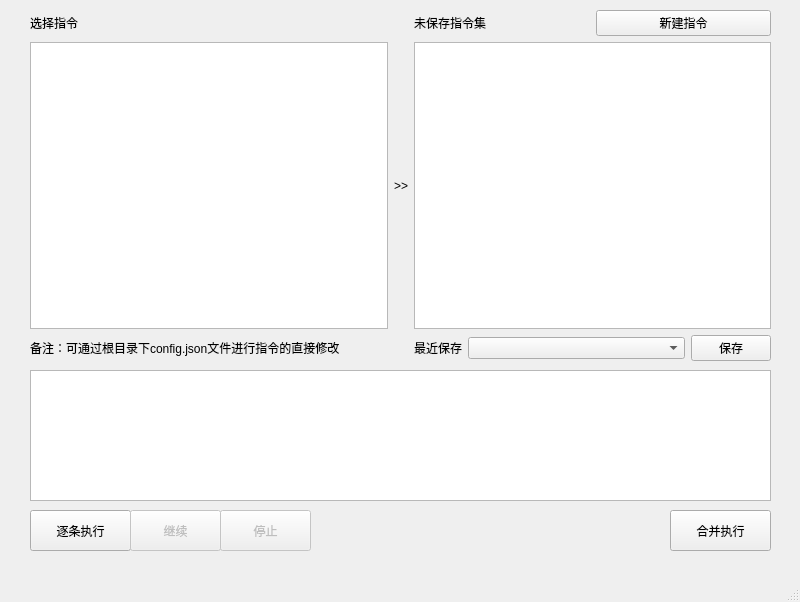
The window that ui/layout/index.ui (xiaohaijoe/AutoPackage) describes before a commit, drawn with Qt 5.
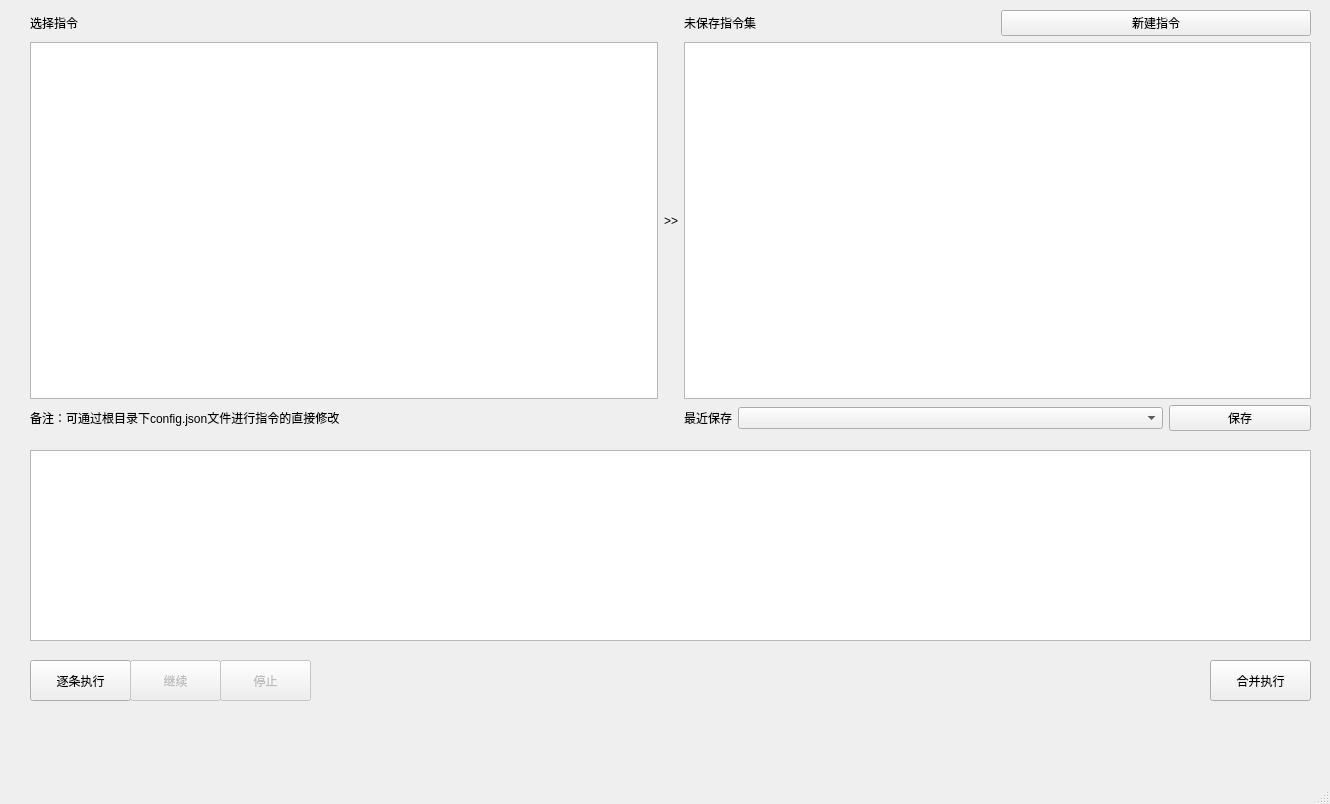
The same window after the commit.

Patch:
```diff
--- a/ui/layout/index.ui
+++ b/ui/layout/index.ui
@@ -6,19 +6,31 @@
    <rect>
     <x>0</x>
     <y>0</y>
-    <width>800</width>
-    <height>602</height>
+    <width>1330</width>
+    <height>804</height>
    </rect>
   </property>
+  <property name="sizePolicy">
+   <sizepolicy hsizetype="Expanding" vsizetype="Preferred">
+    <horstretch>0</horstretch>
+    <verstretch>0</verstretch>
+   </sizepolicy>
+  </property>
   <property name="windowTitle">
    <string>MainWindow</string>
   </property>
   <widget class="QWidget" name="centralwidget">
+   <property name="sizePolicy">
+    <sizepolicy hsizetype="Expanding" vsizetype="Preferred">
+     <horstretch>0</horstretch>
+     <verstretch>0</verstretch>
+    </sizepolicy>
+   </property>
    <widget class="QPushButton" name="mergeSubmitBtn">
     <property name="geometry">
      <rect>
-      <x>670</x>
-      <y>510</y>
+      <x>1210</x>
+      <y>660</y>
       <width>101</width>
       <height>41</height>
      </rect>
@@ -32,8 +44,8 @@
      <rect>
       <x>30</x>
       <y>10</y>
-      <width>741</width>
-      <height>351</height>
+      <width>1281</width>
+      <height>421</height>
      </rect>
     </property>
     <layout class="QGridLayout" name="gridLayout_2">
@@ -133,9 +145,9 @@
     <property name="geometry">
      <rect>
       <x>30</x>
-      <y>370</y>
-      <width>741</width>
-      <height>131</height>
+      <y>450</y>
+      <width>1281</width>
+      <height>191</height>
      </rect>
     </property>
    </widget>
@@ -143,7 +155,7 @@
     <property name="geometry">
      <rect>
       <x>30</x>
-      <y>510</y>
+      <y>660</y>
       <width>101</width>
       <height>41</height>
      </rect>
@@ -159,7 +171,7 @@
     <property name="geometry">
      <rect>
       <x>220</x>
-      <y>510</y>
+      <y>660</y>
       <width>91</width>
       <height>41</height>
      </rect>
@@ -175,7 +187,7 @@
     <property name="geometry">
      <rect>
       <x>130</x>
-      <y>510</y>
+      <y>660</y>
       <width>91</width>
       <height>41</height>
      </rect>
```
Left out of the diff: 2 changed lines with no effect on the pictures.
